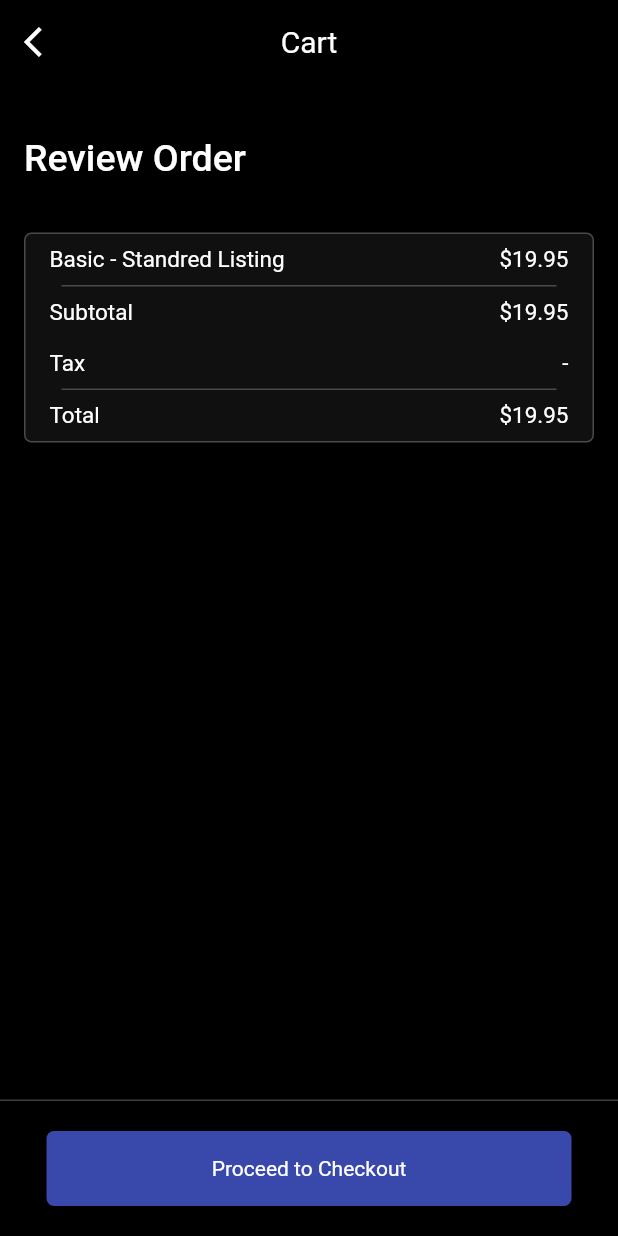
After one commit to mostafaalimorsy/stripe, a Flutter app: the screen it shows after launch, after a tap on "Cart", on a phone screen of 412 x 824 dp. The commit adds this screen. Run offline on Flutter 3.47's test engine with Material 2 defaults, Android fonts, the phone set to English and light mode, and no system bars; our stand-ins replace flutter_bloc; missing offline and left inert: flutter_stripe; network calls fail.

Commit message:
cart screen ui

```diff
--- /dev/null
+++ b/lib/view/screen/cartScreen.dart
@@ -0,0 +1,184 @@
+// ignore_for_file: file_names
+
+import 'package:flutter/material.dart';
+import 'package:flutter_bloc/flutter_bloc.dart';
+import 'package:stripe/controller/cubit/cubit.dart';
+import 'package:stripe/controller/cubit/status.dart';
+
+class CartScreen extends StatelessWidget {
+  const CartScreen({Key? key}) : super(key: key);
+
+  @override
+  Widget build(BuildContext context) {
+    return BlocConsumer<PaymentCubit, PaymentStates>(
+      listener: (BuildContext context, state) {},
+      builder: (BuildContext context, PaymentStates state) {
+        PaymentCubit getData = PaymentCubit.get(context);
+
+        return Scaffold(
+          backgroundColor: Colors.black,
+          appBar: AppBar(
+            backgroundColor: Colors.black,
+            elevation: 0,
+            title: const Text(
+              "Cart",
+              style: TextStyle(fontWeight: FontWeight.normal),
+            ),
+            centerTitle: true,
+            leading: InkWell(onTap: () => Navigator.pop(context), child: const Icon(Icons.arrow_back_ios)),
+          ),
+          body: Column(crossAxisAlignment: CrossAxisAlignment.start, children: [
+            const SizedBox(
+              height: 35,
+            ),
+            //header
+            Padding(
+              padding: const EdgeInsets.symmetric(horizontal: 16),
+              child: const Text(
+                "Review Order",
+                style: TextStyle(fontWeight: FontWeight.w500, color: Colors.white, fontSize: 25),
+              ),
+            ),
+            const SizedBox(
+              height: 35,
+            ),
+            //bill view
+            Padding(
+              padding: const EdgeInsets.symmetric(horizontal: 16),
+              child: Container(
+                padding: const EdgeInsets.symmetric(horizontal: 16),
+                width: double.infinity,
+                decoration: BoxDecoration(
+                  color: Colors.grey.withOpacity(.1),
+                  borderRadius: BorderRadius.circular(5),
+                  border: Border.all(
+                    color: Colors.grey.withOpacity(.4),
+                  ),
+                ),
+                child: Column(
+                  children: [
+                    //items and prices
+                    Padding(
+                      padding: const EdgeInsets.symmetric(vertical: 8),
+                      child: const Row(
+                        mainAxisAlignment: MainAxisAlignment.spaceBetween,
+                        children: [
+                          Text(
+                            "Basic - Standred Listing",
+                            style: TextStyle(fontWeight: FontWeight.normal, color: Colors.white, fontSize: 15),
+                          ),
+                          Text(
+                            "\$19.95",
+                            style: TextStyle(fontWeight: FontWeight.normal, color: Colors.white, fontSize: 15),
+                          ),
+                        ],
+                      ),
+                    ),
+                    //Divider
+                    Container(
+                      height: 1,
+                      width: 330,
+                      color: Colors.grey.withOpacity(.4),
+                    ),
+                    //subtotal
+                    Padding(
+                      padding: const EdgeInsets.symmetric(vertical: 8),
+                      child: const Row(
+                        mainAxisAlignment: MainAxisAlignment.spaceBetween,
+                        children: [
+                          Text(
+                            "Subtotal",
+                            style: TextStyle(fontWeight: FontWeight.normal, color: Colors.white, fontSize: 15),
+                          ),
+                          Text(
+                            "\$19.95",
+                            style: TextStyle(fontWeight: FontWeight.normal, color: Colors.white, fontSize: 15),
+                          ),
+                        ],
+                      ),
+                    ),
+                    //tax
+                    Padding(
+                      padding: const EdgeInsets.symmetric(vertical: 8),
+                      child: const Row(
+                        mainAxisAlignment: MainAxisAlignment.spaceBetween,
+                        children: [
+                          Text(
+                            "Tax",
+                            style: TextStyle(fontWeight: FontWeight.normal, color: Colors.white, fontSize: 15),
+                          ),
+                          Text(
+                            "-",
+                            style: TextStyle(fontWeight: FontWeight.normal, color: Colors.white, fontSize: 15),
+                          ),
+                        ],
+                      ),
+                    )
+                    //Divider
+                    ,
+                    Container(
+                      height: 1,
+                      width: 330,
+                      color: Colors.grey.withOpacity(.4),
+                    ),
+                    //total
+                    Padding(
+                      padding: const EdgeInsets.symmetric(vertical: 8),
+                      child: const Row(
+                        mainAxisAlignment: MainAxisAlignment.spaceBetween,
+                        children: [
+                          Text(
+                            "Total",
+                            style: TextStyle(fontWeight: FontWeight.normal, color: Colors.white, fontSize: 15),
+                          ),
+                          Text(
+                            "\$19.95",
+                            style: TextStyle(fontWeight: FontWeight.normal, color: Colors.white, fontSize: 15),
+                          ),
+                        ],
+                      ),
+                    )
+                  ],
+                ),
+              ),
+            ),
+            const Spacer(),
+            //Divider
+            Container(
+              height: 1,
+              color: Colors.grey.withOpacity(.4),
+            ),
+            const SizedBox(
+              height: 20,
+            ),
+            //button to pay
+            Center(
+              child: InkWell(
+                onTap: () {
+                  getData.makePayment(total: "100");
+                },
+                child: Container(
+                  height: 50,
+                  width: 350,
+                  decoration: BoxDecoration(
+                    color: Colors.indigo.shade600,
+                    borderRadius: BorderRadius.circular(5),
+                  ),
+                  child: const Center(
+                    child: Text(
+                      "Proceed to Checkout",
+                      style: TextStyle(color: Colors.white),
+                    ),
+                  ),
+                ),
+              ),
+            ),
+            const SizedBox(
+              height: 20,
+            ),
+          ]),
+        );
+      },
+    );
+  }
+}
--- a/lib/view/screen/mainScreen.dart
+++ b/lib/view/screen/mainScreen.dart
@@ -4,6 +4,7 @@ import 'package:flutter/material.dart';
 import 'package:flutter_bloc/flutter_bloc.dart';
 import 'package:stripe/controller/cubit/cubit.dart';
 import 'package:stripe/controller/cubit/status.dart';
+import 'package:stripe/view/screen/cartScreen.dart';
 
 class MainScreen extends StatelessWidget {
   const MainScreen({Key? key}) : super(key: key);
@@ -13,14 +14,15 @@ class MainScreen extends StatelessWidget {
     return BlocConsumer<PaymentCubit, PaymentStates>(
       listener: (BuildContext context, state) {},
       builder: (BuildContext context, PaymentStates state) {
-        PaymentCubit getData = PaymentCubit.get(context);
+        // PaymentCubit getData = PaymentCubit.get(context);
         return Scaffold(
           body: Center(
               child: ElevatedButton(
                   onPressed: () async {
-                    getData.makePayment();
+                    // Navigator.push(context, CartScreen());
+                    Navigator.of(context).push(MaterialPageRoute(builder: (context) => CartScreen()));
                   },
-                  child: const Text("Pay"))),
+                  child: const Text("Cart"))),
         );
       },
     );
```
